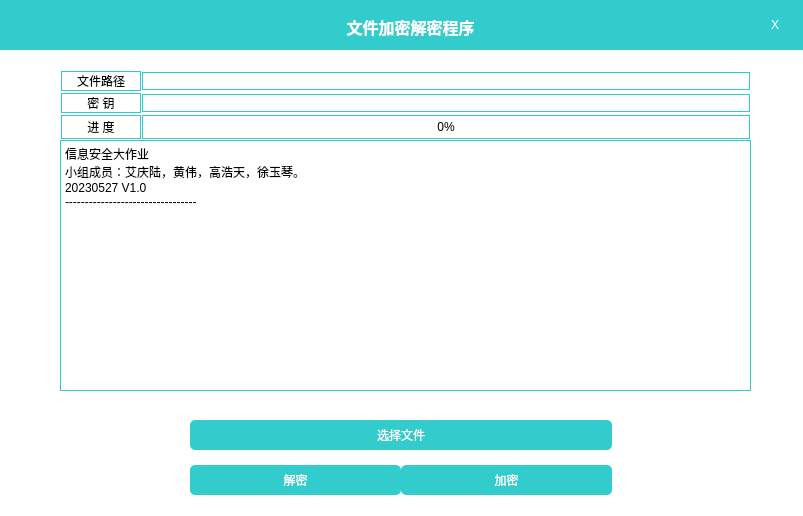
AiBryce/FileEncryptionAndDecryptionProgramDemo, file widget.ui: the form before one commit.
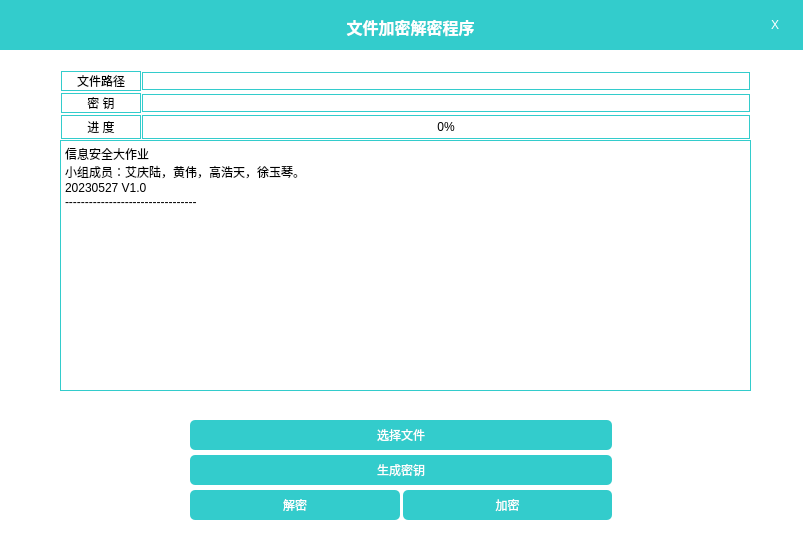
The form after the commit.

Patch:
```diff
--- a/widget.ui
+++ b/widget.ui
@@ -7,7 +7,7 @@
     <x>0</x>
     <y>0</y>
     <width>803</width>
-    <height>516</height>
+    <height>542</height>
    </rect>
   </property>
   <property name="windowTitle">
@@ -269,18 +269,18 @@
      <x>190</x>
      <y>420</y>
      <width>422</width>
-     <height>91</height>
+     <height>100</height>
     </rect>
    </property>
    <property name="minimumSize">
     <size>
      <width>400</width>
-     <height>60</height>
+     <height>100</height>
     </size>
    </property>
    <layout class="QVBoxLayout" name="verticalLayout_2">
     <property name="spacing">
-     <number>0</number>
+     <number>5</number>
     </property>
     <property name="leftMargin">
      <number>0</number>
@@ -307,6 +307,19 @@
       </property>
      </widget>
     </item>
+    <item>
+     <widget class="QPushButton" name="pushButton_4">
+      <property name="minimumSize">
+       <size>
+        <width>0</width>
+        <height>30</height>
+       </size>
+      </property>
+      <property name="text">
+       <string>生成密钥</string>
+      </property>
+     </widget>
+    </item>
     <item>
      <widget class="QWidget" name="horizontalWidget" native="true">
       <property name="enabled">
@@ -320,7 +333,7 @@
       </property>
       <layout class="QHBoxLayout" name="horizontalLayout">
        <property name="spacing">
-        <number>0</number>
+        <number>3</number>
        </property>
        <property name="leftMargin">
         <number>0</number>
```
